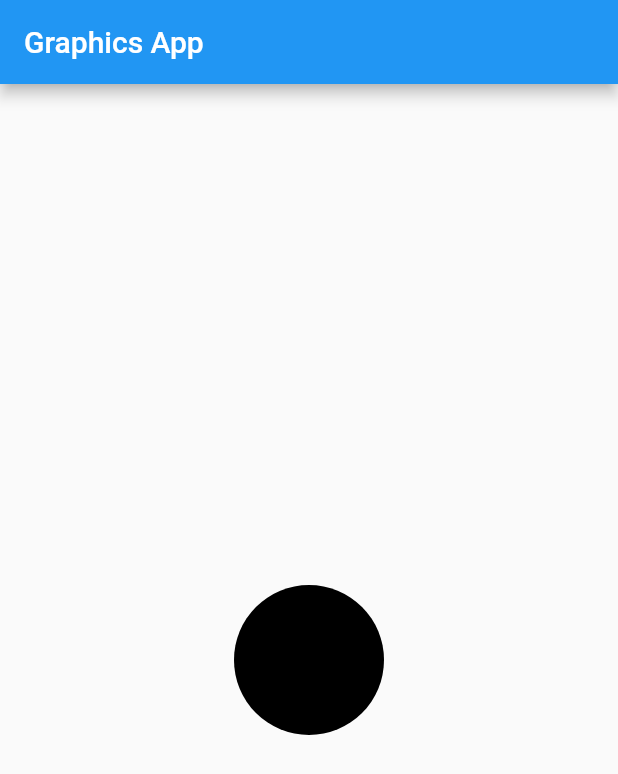
After one commit to HaoLe3120410153/FLutter_Code, a Flutter app: the BT_Android5 screen opened directly, after a tap on "Câu 1", on a phone screen of 412 x 824 dp. The commit adds this screen. Shown: the top 774 px of the screen. Run offline on Flutter 3.47's test engine with Material 2 defaults, Android fonts, the phone set to English and light mode, and no system bars; generated files the repository leaves out were written again.

Commit message:
hao upload code

```diff
--- /dev/null
+++ b/lib/screen/btandroid5_screen.dart
@@ -0,0 +1,52 @@
+import 'package:android_app/screen_btandroid5/bitmap.dart';
+import 'package:android_app/screen_btandroid5/draw_circle.dart';
+import 'package:android_app/screen_btandroid5/touch_draw.dart';
+import 'package:flutter/material.dart';
+
+class BT_Android5 extends StatelessWidget {
+
+  @override
+  Widget build(BuildContext context) {
+    return Scaffold(
+      appBar: AppBar(
+        title: Text('Bài tập Android 3'),
+      ),
+      body: Center(
+        child: Column(
+          mainAxisAlignment: MainAxisAlignment.center,
+          children: [
+            ElevatedButton(
+              onPressed: (){
+                Navigator.push(
+                  context,
+                  MaterialPageRoute(builder: (context) => Draw_Circle()),
+                );
+              },
+              child: Text('Câu 1'),
+            ),
+            SizedBox(height: 16,),
+            ElevatedButton(
+              onPressed: (){
+                Navigator.push(
+                  context,
+                  MaterialPageRoute(builder: (context) => Touch_draw()),
+                );
+              },
+              child: Text('Câu 2'),
+            ),
+            SizedBox(height: 16,),
+            ElevatedButton(
+              onPressed: (){
+                Navigator.push(
+                  context,
+                  MaterialPageRoute(builder: (context) => Bitmap()),
+                );
+              },
+              child: Text('Câu 3'),
+            ),
+          ],
+        ),
+      ),
+    );
+  }
+}
--- /dev/null
+++ b/lib/screen_btandroid5/bitmap.dart
@@ -0,0 +1,16 @@
+import 'package:flutter/material.dart';
+import 'package:android_app/widget_btandroid5/bitmap_widget.dart';
+
+
+void main() {
+  runApp(Bitmap());
+}
+
+class Bitmap extends StatelessWidget {
+  @override
+  Widget build(BuildContext context) {
+    return MaterialApp(
+      home: MyCanvas(),
+    );
+  }
+}
--- /dev/null
+++ b/lib/screen_btandroid5/draw_circle.dart
@@ -0,0 +1,15 @@
+import 'package:flutter/material.dart';
+import 'package:android_app/widget_btandroid5/draw_circle_widget.dart';
+
+void main() {
+  runApp(Draw_Circle());
+}
+
+class Draw_Circle extends StatelessWidget {
+  @override
+  Widget build(BuildContext context) {
+    return MaterialApp(
+      home: Graphics(),
+    );
+  }
+}
--- /dev/null
+++ b/lib/screen_btandroid5/touch_draw.dart
@@ -0,0 +1,20 @@
+import 'package:android_app/widget_btandroid5/touch_draw_widget.dart';
+import 'package:flutter/material.dart';
+
+void main() {
+  runApp(Touch_draw());
+}
+
+class Touch_draw extends StatelessWidget {
+  @override
+  Widget build(BuildContext context) {
+    return MaterialApp(
+      home: Scaffold(
+        appBar: AppBar(
+          title: Text('Touch Canvas App'),
+        ),
+        body: TouchCanvas(),
+      ),
+    );
+  }
+}
--- /dev/null
+++ b/lib/widget_btandroid5/draw_circle_widget.dart
@@ -0,0 +1,46 @@
+import 'package:flutter/material.dart';
+
+class Graphics extends StatefulWidget {
+  @override
+  _GraphicsState createState() => _GraphicsState();
+}
+
+class _GraphicsState extends State<Graphics> {
+  @override
+  Widget build(BuildContext context) {
+    return Scaffold(
+      appBar: AppBar(
+        title: Text('Graphics App'),
+      ),
+      body: Center(
+        child: GraphicsView(),
+      ),
+    );
+  }
+}
+
+class GraphicsView extends StatelessWidget {
+  @override
+  Widget build(BuildContext context) {
+    return CustomPaint(
+      painter: MyPainter(),
+    );
+  }
+}
+
+class MyPainter extends CustomPainter {
+  @override
+  void paint(Canvas canvas, Size size) {
+    // Thực hiện các thao tác vẽ ở đây
+    final paint = Paint()
+      ..color = Colors.black
+      ..strokeWidth = 2.0;
+
+    canvas.drawCircle(Offset(size.width / 2, size.height / 2), 50.0, paint);
+  }
+
+  @override
+  bool shouldRepaint(covariant CustomPainter oldDelegate) {
+    return false;
+  }
+}
--- a/pubspec.yaml
+++ b/pubspec.yaml
@@ -31,6 +31,8 @@ dependencies:
   flutter:
     sdk: flutter
   url_launcher: ^6.0.0
+  audioplayers: ^0.20.1
+  flutter_sequence_animation: ^4.0.0
   flutter_localizations:
     sdk: flutter
   intl: any
@@ -63,6 +65,7 @@ flutter:
   generate: true
   assets:
     - assets/image/
+    - res/drawable/
   # To add assets to your application, add an assets section, like this:
   # assets:
   #   - images/a_dot_burr.jpeg
```
Also changed, not shown: lib/main.dart (+11 -0 lines), lib/widget_btandroid5/bitmap_widget.dart (added, +38 -0 lines), lib/widget_btandroid5/touch_draw_widget.dart (added, +54 -0 lines), pubspec.lock, res/drawable/bitmap1.png (added), res/drawable/bitmap2.png (added), res/drawable/bitmap3.png (added), 1 other file.
